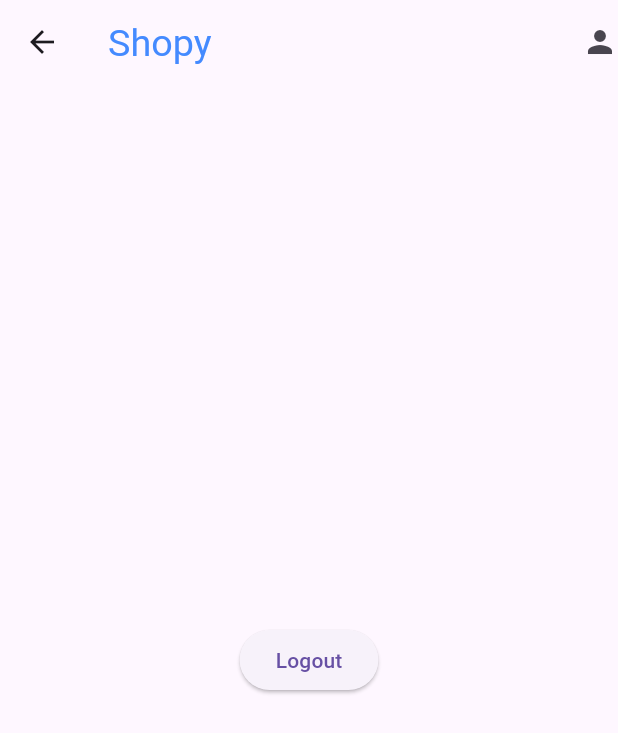
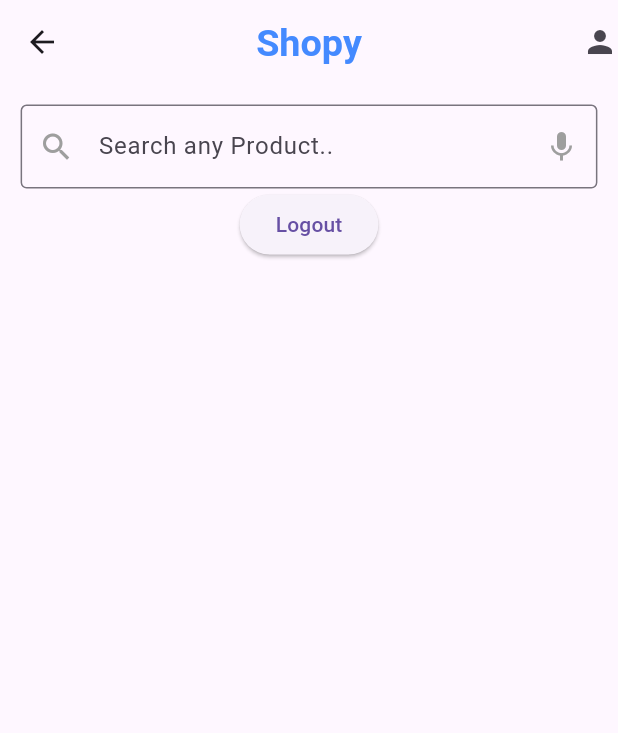
Before and after one commit to AmanSinghThakur01/Shopy, a Flutter app: the Homepage screen opened directly, on a phone screen of 412 x 824 dp. Shown: the top 733 px of the screen. Run offline on Flutter 3.47's test engine with Material 3 defaults, Android fonts, the phone set to English and light mode, and no system bars; our stand-ins replace firebase_auth, firebase_core, flutter_screenutil, google_nav_bar, introduction_screen; accounts and stored records are empty.

Commit message:
searchbar added in homescreen

```diff
--- a/Shopy/lib/core/app_constants.dart
+++ b/Shopy/lib/core/app_constants.dart
@@ -9,5 +9,5 @@ class AppConstants {
 class AppColors{
 
   static const secondary= Color(0XFFCBAACB);
-  static const background = Colors.white70;
+  static const background = Colors.grey;
 }
--- a/Shopy/lib/main.dart
+++ b/Shopy/lib/main.dart
@@ -5,6 +5,7 @@ import 'package:flutter/material.dart';
 import 'package:flutter_screenutil/flutter_screenutil.dart';
 import 'package:provider/provider.dart';
 import 'package:shopy/auth/login_status_checker.dart';
+import 'package:shopy/presentation/user/screens/Homepage.dart';
 import 'presentation/user/screens/splash/splash_screen.dart';
 import 'provider/onboarding_screen.dart';
 
@@ -32,7 +33,7 @@ class MyApp extends StatelessWidget {
      builder: (context , child){
 
        return MaterialApp(
-       home: SafeArea(child: LoginStatusChecker()),
+       home: SafeArea(child: Homepage()),
 
          );
      },
--- a/Shopy/lib/presentation/user/screens/Homepage.dart
+++ b/Shopy/lib/presentation/user/screens/Homepage.dart
@@ -4,6 +4,7 @@ import 'package:firebase_core/firebase_core.dart';
 import 'package:flutter/material.dart';
 import 'package:flutter_screenutil/flutter_screenutil.dart';
 import 'package:shopy/auth/loginpage.dart';
+import 'package:shopy/core/app_constants.dart';
 
 class Homepage extends StatefulWidget {
   const Homepage({super.key});
@@ -23,18 +24,37 @@ class _HomepageState extends State<Homepage> {
   Widget build(BuildContext context) {
     return Scaffold(
       appBar: AppBar(
+        centerTitle: true,
         title: Text(
+
           "Shopy",
-          style: TextStyle(color: Colors.blueAccent, fontSize: 22.sp),
+          style: TextStyle(color: Colors.blueAccent, fontSize: 22.sp,fontWeight: FontWeight.bold),
         ),
         actions: const [
           Icon(Icons.person),
         ],
       ),
-      body: Center(
-        child: ElevatedButton(
-          onPressed: () => LogOut(), // ✅ Pass context properly
-          child: const Text("Logout"),
+      body: Padding(
+        padding:  EdgeInsets.all(12.w),
+        child: Column(
+          children: [
+            TextField(
+
+              decoration: InputDecoration(
+                hintText: "Search any Product..",
+                suffixIcon: Icon(Icons.mic,color: AppColors.background,),
+                prefixIcon: Icon(Icons.search, color: AppColors.background),
+                border: OutlineInputBorder(
+                )
+              ),
+            ),
+            Center(
+              child: ElevatedButton(
+                onPressed: () => LogOut(), // ✅ Pass context properly
+                child: const Text("Logout"),
+              ),
+            ),
+          ],
         ),
       ),
     );
```
